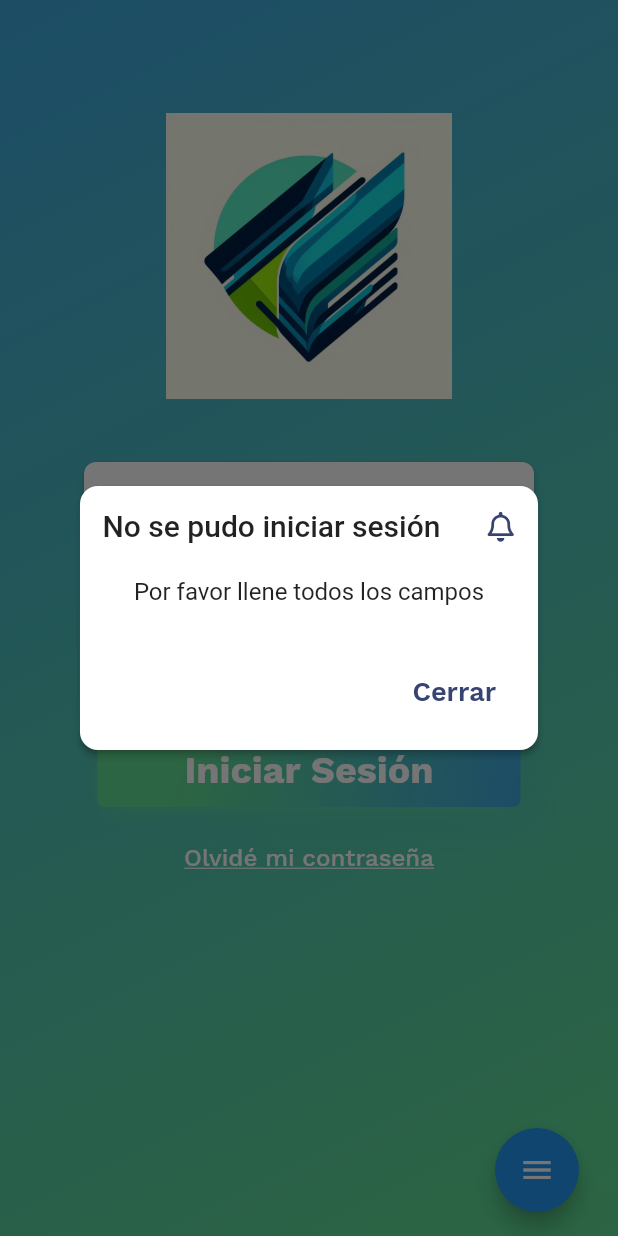
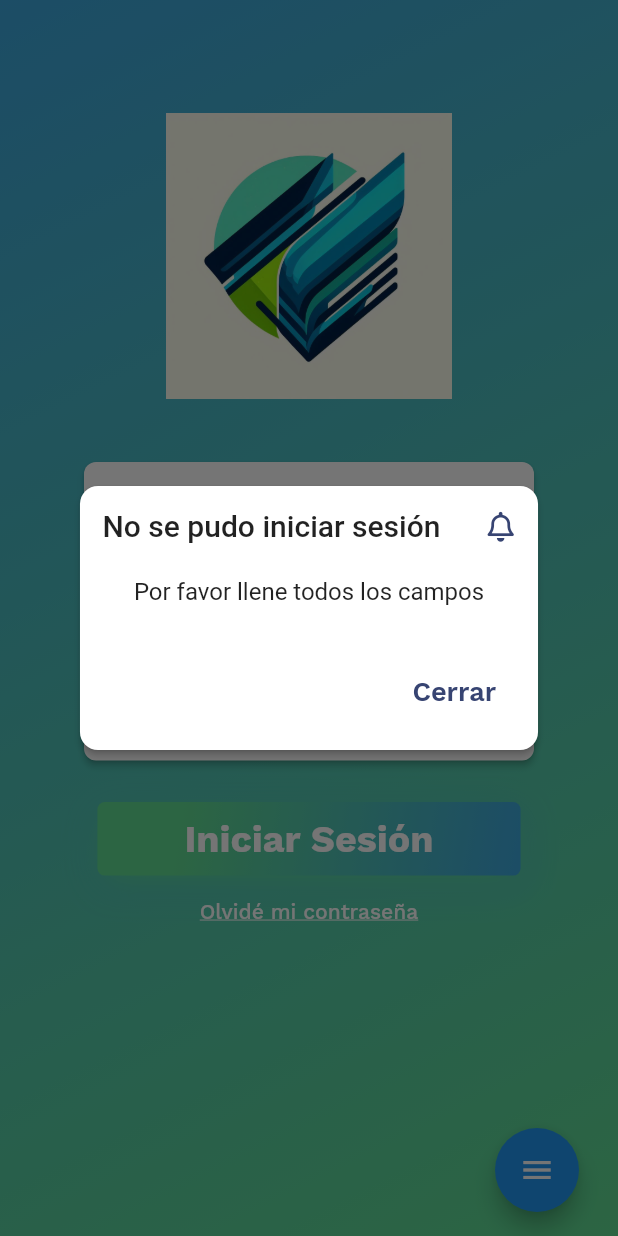
Before and after one commit to SebastianG03/Bank_App_Mobile, a Flutter app: the screen it shows after launch, after a tap on "Iniciar Sesión", on a phone screen of 412 x 824 dp. Run offline on Flutter 3.47's test engine with Material 2 defaults, Android fonts, the phone set to English and light mode, and no system bars; drawn by our look-alikes of flutter_expandable_fab; our stand-ins replace flutter_riverpod, font_awesome_flutter, go_router; project files that could hold a hidden picture were left out.

Commit message:
Formato movil arreglado parcialmente, falta arreglar las posiciones de los botones de manera flexible

```diff
--- a/lib/config/routes/app_router.dart
+++ b/lib/config/routes/app_router.dart
@@ -18,7 +18,7 @@ final appRouter = GoRouter(
     ),
     GoRoute(
       name: HistorialTransferencias.name,
-      path: 'historial_transferencias/:idBankAccount',
+      path: '/historial_transferencias/:idBankAccount',
       builder: (context, state) => HistorialTransferencias(idBankAccount: int.parse(state.pathParameters['idBankAccount']!)),
     )
   ],
--- a/lib/main.dart
+++ b/lib/main.dart
@@ -21,11 +21,8 @@ class MyApp extends StatelessWidget {
     return MaterialApp.router(
       debugShowCheckedModeBanner: false,
       title: 'Tu Banco Online',
-      // home: const LoginScreen(),
       routerConfig: appRouter,
       theme: CustomTheme.lightTheme,
-      //initialRoute: ,
-      //routes: ,
       );
   }
 }
--- a/lib/presentation/screens/user/home_screen.dart
+++ b/lib/presentation/screens/user/home_screen.dart
@@ -7,7 +7,7 @@ import '../../model/models.dart';
 import '../../views/views_user.dart';
 
 
-class HomeScreen extends ConsumerStatefulWidget {
+class HomeScreen extends StatefulWidget {
   late final BankAccount bankAccount;
   late final User user;
   static const name = 'home';
@@ -18,11 +18,10 @@ class HomeScreen extends ConsumerStatefulWidget {
   }
 
   @override
-  ConsumerState<ConsumerStatefulWidget> createState() => _HomeScreenState();
-
+  _HomeScreenState createState() => _HomeScreenState();
 }
 
-class _HomeScreenState extends ConsumerState<HomeScreen> {
+class _HomeScreenState extends State<HomeScreen> {
   int _selectedIndex = 0;
 
   @override
@@ -31,6 +30,7 @@ class _HomeScreenState extends ConsumerState<HomeScreen> {
       width: MediaQuery.of(context).size.width,
       height: MediaQuery.of(context).size.height,
       child: Scaffold(
+        // appBar: AppBar(backgroundColor: CustomTheme.appBar),
         body: IndexedStack(
           index: _selectedIndex,
           children: [
--- a/lib/presentation/screens/user/login_screen.dart
+++ b/lib/presentation/screens/user/login_screen.dart
@@ -32,13 +32,17 @@ class _LoginScreenState extends State<LoginScreen> with SingleTickerProviderStat
 
   @override
   Widget build(BuildContext context) {
+
+    final double width = MediaQuery.of(context).size.width;
+    final double height = MediaQuery.of(context).size.height;
+
     return Scaffold(
       body: SingleChildScrollView(
         physics: const ClampingScrollPhysics(),
         scrollDirection: Axis.vertical,
         child: Container(
-          height: MediaQuery.of(context).size.height,
-          width: MediaQuery.of(context).size.width,
+          height: height,
+          width: width,
           padding: EdgeInsets.only(bottom: MediaQuery.of(context).size.height * 0.02),
           decoration: _decoration(),
           child: Column(
--- a/lib/presentation/views/home_views/cuenta_usuario.dart
+++ b/lib/presentation/views/home_views/cuenta_usuario.dart
@@ -21,10 +21,13 @@ class CuentaUsuarioView extends StatelessWidget {
       height: MediaQuery.of(context).size.height,
       width: MediaQuery.of(context).size.width,
       child: ListView.separated(
+        padding: const EdgeInsets.only(left: 10, top: 30, right: 10),
+        scrollDirection: Axis.vertical,
         separatorBuilder: (_, __) => const Divider(),
         itemCount: option.length,
         itemBuilder: (context, i) => ListTile(
-          title: Text(option[i], style: const TextStyle(fontSize: 20),),
+          title: Text(option[i], style: const TextStyle(fontSize: 18),),
+          trailing: const Icon(Icons.arrow_forward_ios_outlined),
         ),
       ),
     );
--- a/lib/presentation/views/home_views/estados_cuenta.dart
+++ b/lib/presentation/views/home_views/estados_cuenta.dart
@@ -16,10 +16,10 @@ class EstadosCuenta extends StatelessWidget {
   @override
   Widget build(BuildContext context) {
     return  SizedBox(
-      height: 100,
+      height: 150,
       width: 400,
       child: Padding(
-        padding: const EdgeInsets.all(10.0),
+        padding: const EdgeInsets.only(left: 10, top: 30, right: 10),
         child: BAccountCardModel(bankAccount: bankAccount, user: user).buildCardModel(context),
       ),
     );
--- a/lib/presentation/views/home_views/transferencias.dart
+++ b/lib/presentation/views/home_views/transferencias.dart
@@ -74,7 +74,7 @@ class _TransferenciasViewState extends State<TransferenciasView> {
                   icon: FontAwesomeIcons.idCard,
                   formProperty: 'cuentaReceptora',
                   formValues: formValues),
-              const SizedBox(height: 20,),
+              const SizedBox(height: 10,),
               TextFormsModels.textForm(controller: montoController,
                   textInputType: TextInputType.number,
                   focusNode: focusMonto
@@ -83,7 +83,7 @@ class _TransferenciasViewState extends State<TransferenciasView> {
                   icon: FontAwesomeIcons.dollarSign,
                   formProperty: 'monto',
                   formValues: formValues),
-              const SizedBox(height: 20,),
+              const SizedBox(height: 10,),
               Row(
                 crossAxisAlignment: CrossAxisAlignment.start,
                 mainAxisAlignment: MainAxisAlignment.end,
--- a/lib/presentation/views/login/sign_in.dart
+++ b/lib/presentation/views/login/sign_in.dart
@@ -40,72 +40,32 @@ class _SignInState extends State<SignIn> {
 
   @override
   Widget build(BuildContext context) {
+    final double width = MediaQuery.of(context).size.width;
+    final double height = MediaQuery.of(context).size.height;
+
     return SingleChildScrollView(
       padding: const EdgeInsets.only(top: 23.0),
       physics: const ClampingScrollPhysics(),
       scrollDirection: Axis.vertical,
       child: Column(
+        verticalDirection: VerticalDirection.down,
         children: <Widget>[
           Stack(
             alignment: Alignment.topCenter,
             children: <Widget>[
-              Card(
-                elevation: 2.0,
-                color: Colors.white,
-                shape: RoundedRectangleBorder(
-                  borderRadius: BorderRadius.circular(8.0),
-                ),
-                child: SizedBox(
-                  width: 300.0,
-                  height: 190.0,
-                  child: Form(
-                    key: _formKey,
-                    child: Column(
-                      children: <Widget>[
-                        TextFormsModels.textForm(controller: loginEmailController, textInputType: TextInputType.emailAddress
-                            , focusNode: focusNodeEmail, nextFocusNode: focusNodePassword, label: 'Email', icon: FontAwesomeIcons.envelope
-                            , formProperty: 'email', formValues: formValues),
-                        Container(
-                          width: 250.0,
-                          height: 1.0,
-                          color: Colors.grey[400],
-                        ),
-                        TextFormsModels.passwordForm(controller: loginPasswordController, textInputType: TextInputType.visiblePassword
-                            , focusNode: focusNodePassword, label: 'Contraseña', icon: FontAwesomeIcons.lock
-                            , obscureText: _obscureTextPassword, tap: _toggleLogin, formProperty: 'password', formValues: formValues),
+              _cardForm(context),
+              _signInButton(context),
             ],
           ),
-                  ),
-                ),
-              ),
-              Container(
-                margin: const EdgeInsets.only(top: 185.0),
-                decoration: CustomTheme.loginPageBtnContainerDecoration,
-                  child: MaterialButtonModel(
-                    highlightColor: Colors.transparent,
-                    splashColor: CustomTheme.loginGradientEnd,
-                    content: 'Iniciar Sesión',
-                    textColor: Colors.white,
-                    fontSize: 25.0,
-                    fontFamily: 'WorkSansBold',
-                    onPressed: () => _signinButtonOnPressed,
-                    padding: const EdgeInsets.symmetric(vertical: 10.0, horizontal: 42.0),
-                ),
-              ),
-            ],
-          ),
-          Padding(
-            padding: const EdgeInsets.only(top: 10.0),
-            child: TextButton(
+          TextButton(
             onPressed: () {},
             child: const Text(
               'Olvidé mi contraseña',
               style: TextStyle(
                 decoration: TextDecoration.underline,
                 color: Colors.white,
-                  fontSize: 16.0,
+                fontSize: 14.0,
                 fontFamily: 'WorkSansMedium',
-                ),
               ),
             ),
           ),
@@ -142,4 +102,44 @@ class _SignInState extends State<SignIn> {
       }
     }
   }
+
+  Widget _cardForm(BuildContext context) {
+    return Card(
+      elevation: 2.0,
+      color: Colors.white,
+      shape: RoundedRectangleBorder(
+        borderRadius: BorderRadius.circular(8.0),
+      ),
+      child: SizedBox(
+        width: 300.0,
+        // height: double.maxFinite,
+        child: Form(
+          key: _formKey,
+          child: Column(
+            children: <Widget>[
+              TextFormsModels.textForm(controller: loginEmailController, textInputType: TextInputType.emailAddress
+                  , focusNode: focusNodeEmail, nextFocusNode: focusNodePassword, label: 'Email', icon: FontAwesomeIcons.envelope
+                  , formProperty: 'email', formValues: formValues),
+              Divider(height: 1, color: Colors.grey[400], thickness: 1,),
+              TextFormsModels.passwordForm(controller: loginPasswordController, textInputType: TextInputType.visiblePassword
+                  , focusNode: focusNodePassword, label: 'Contraseña', icon: FontAwesomeIcons.lock
+                  , obscureText: _obscureTextPassword, tap: _toggleLogin, formProperty: 'password', formValues: formValues),
+            ],
+          ),
+        ),
+      ),
+    );
   }
+
+  Widget _signInButton(BuildContext context) {
+    final double height = MediaQuery.of(context).size.height;
+    return Container(
+      margin: EdgeInsetsDirectional.only(top: height * 0.28),
+      decoration: CustomTheme.loginPageBtnContainerDecoration,
+      child: MaterialButtonModel(highlightColor: Colors.transparent, splashColor: CustomTheme.loginGradientEnd,
+        content: 'Iniciar Sesión', textColor: Colors.white, fontSize: 25.0, fontFamily: 'WorkSansBold',
+        onPressed: () => _signinButtonOnPressed, padding: const EdgeInsets.symmetric(vertical: 10.0, horizontal: 42.0),
+      ),
+    );
+  }
+}
--- a/lib/presentation/views/login/sign_up.dart
+++ b/lib/presentation/views/login/sign_up.dart
@@ -59,6 +59,8 @@ class _SignUpState extends State<SignUp>{
 
   @override
   Widget build(BuildContext context) {
+    final double width = MediaQuery.of(context).size.width;
+    final double height = MediaQuery.of(context).size.height;
     return SingleChildScrollView(
       padding: const EdgeInsets.only(top: 30.0),
       physics: const ClampingScrollPhysics(),
@@ -83,7 +85,7 @@ class _SignUpState extends State<SignUp>{
                     child: _registerForm(context),
                   ),
                   Container(
-                    margin: const EdgeInsets.only(top: 550.0),
+                    margin: EdgeInsetsDirectional.only(top: height * 0.8),
                     decoration: CustomTheme.loginPageBtnContainerDecoration,
                     child: _registerButton(context),
                   ),
@@ -91,6 +93,7 @@ class _SignUpState extends State<SignUp>{
               ),
             ),
           ),
+          const SizedBox(height: 50,),
         ],
       ),
     );
```
Lines whose indentation alone changed are shown as unchanged.
